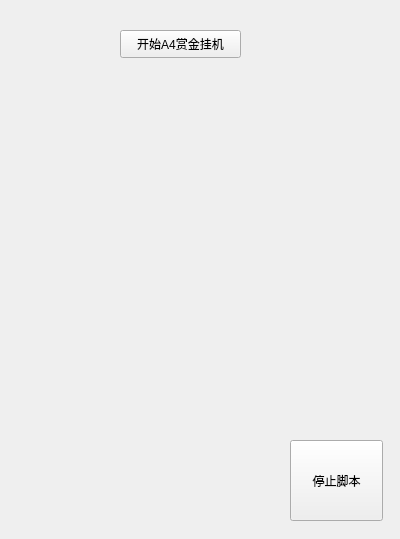
First picture: the form in player.ui, repository HermitZHQ/GameAssistant, before the edit.
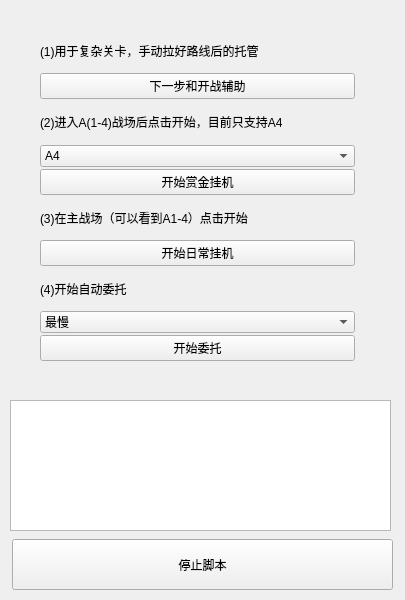
Second picture: the form after the edit.

```diff
--- a/player.ui
+++ b/player.ui
@@ -6,39 +6,143 @@
    <rect>
     <x>0</x>
     <y>0</y>
-    <width>400</width>
-    <height>539</height>
+    <width>405</width>
+    <height>600</height>
    </rect>
   </property>
   <property name="windowTitle">
    <string>Form</string>
   </property>
-  <widget class="QPushButton" name="pushButton">
-   <property name="geometry">
-    <rect>
-     <x>120</x>
-     <y>30</y>
-     <width>121</width>
-     <height>28</height>
-    </rect>
-   </property>
-   <property name="text">
-    <string>开始A4赏金挂机</string>
-   </property>
-  </widget>
   <widget class="QPushButton" name="pushButton_2">
    <property name="geometry">
     <rect>
-     <x>290</x>
-     <y>440</y>
-     <width>93</width>
-     <height>81</height>
+     <x>12</x>
+     <y>539</y>
+     <width>381</width>
+     <height>51</height>
     </rect>
    </property>
    <property name="text">
     <string>停止脚本</string>
    </property>
   </widget>
+  <widget class="QWidget" name="verticalLayoutWidget">
+   <property name="geometry">
+    <rect>
+     <x>40</x>
+     <y>30</y>
+     <width>315</width>
+     <height>331</height>
+    </rect>
+   </property>
+   <layout class="QVBoxLayout" name="verticalLayout" stretch="0,0,0,0,0,0,0,0,0,0">
+    <property name="spacing">
+     <number>2</number>
+    </property>
+    <item>
+     <widget class="QLabel" name="label">
+      <property name="text">
+       <string>(1)用于复杂关卡，手动拉好路线后的托管</string>
+      </property>
+     </widget>
+    </item>
+    <item>
+     <widget class="QPushButton" name="btn_nextStep">
+      <property name="text">
+       <string>下一步和开战辅助</string>
+      </property>
+     </widget>
+    </item>
+    <item>
+     <widget class="QLabel" name="label_2">
+      <property name="text">
+       <string>(2)进入A(1-4)战场后点击开始，目前只支持A4</string>
+      </property>
+     </widget>
+    </item>
+    <item>
+     <widget class="QComboBox" name="cmb_reward">
+      <property name="layoutDirection">
+       <enum>Qt::LeftToRight</enum>
+      </property>
+      <property name="autoFillBackground">
+       <bool>true</bool>
+      </property>
+      <property name="sizeAdjustPolicy">
+       <enum>QComboBox::AdjustToContents</enum>
+      </property>
+      <item>
+       <property name="text">
+        <string>A4</string>
+       </property>
+      </item>
+     </widget>
+    </item>
+    <item>
+     <widget class="QPushButton" name="pushButton">
+      <property name="text">
+       <string>开始赏金挂机</string>
+      </property>
+     </widget>
+    </item>
+    <item>
+     <widget class="QLabel" name="label_3">
+      <property name="text">
+       <string>(3)在主战场（可以看到A1-4）点击开始</string>
+      </property>
+     </widget>
+    </item>
+    <item>
+     <widget class="QPushButton" name="btn_daily">
+      <property name="text">
+       <string>开始日常挂机</string>
+      </property>
+     </widget>
+    </item>
+    <item>
+     <widget class="QLabel" name="label_4">
+      <property name="text">
+       <string>(4)开始自动委托</string>
+      </property>
+     </widget>
+    </item>
+    <item>
+     <widget class="QComboBox" name="cmb_delegate">
+      <property name="layoutDirection">
+       <enum>Qt::LeftToRight</enum>
+      </property>
+      <property name="autoFillBackground">
+       <bool>true</bool>
+      </property>
+      <property name="sizeAdjustPolicy">
+       <enum>QComboBox::AdjustToContents</enum>
+      </property>
+      <item>
+       <property name="text">
+        <string>最慢</string>
+       </property>
+      </item>
+     </widget>
+    </item>
+    <item>
+     <widget class="QPushButton" name="btn_daily_2">
+      <property name="text">
+       <string>开始委托</string>
+      </property>
+     </widget>
+    </item>
+   </layout>
+  </widget>
+  <widget class="QListWidget" name="list_tip">
+   <property name="geometry">
+    <rect>
+     <x>10</x>
+     <y>400</y>
+     <width>381</width>
+     <height>131</height>
+    </rect>
+   </property>
+  </widget>
  </widget>
  <resources/>
  <connections>
```
Left out of the diff: 59 changed lines with no effect on the pictures.
